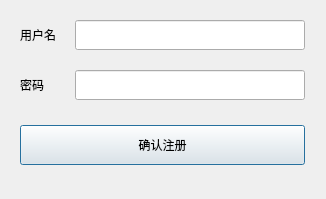
This is src/RegisterDialog.ui in jujuboakz/schedule-manager as Qt 5 draws it before an edit. The edited form follows.
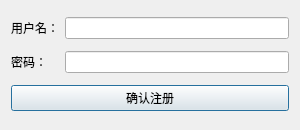
This is the edited form.

Commit message: 调整密码为不可视

What changed in the file:
```diff
--- a/src/RegisterDialog.ui
+++ b/src/RegisterDialog.ui
@@ -2,82 +2,15 @@
 <ui version="4.0">
  <class>RegisterDialog</class>
  <widget class="QDialog" name="RegisterDialog">
-  <property name="geometry">
-   <rect>
-    <x>0</x>
-    <y>0</y>
-    <width>326</width>
-    <height>199</height>
-   </rect>
-  </property>
-  <property name="windowTitle">
-   <string>注册新用户</string>
-  </property>
-  <widget class="QLabel" name="label_2">
-   <property name="geometry">
-    <rect>
-     <x>20</x>
-     <y>70</y>
-     <width>48</width>
-     <height>30</height>
-    </rect>
-   </property>
-   <property name="text">
-    <string>密码</string>
-   </property>
-  </widget>
-  <widget class="QLabel" name="label">
-   <property name="geometry">
-    <rect>
-     <x>20</x>
-     <y>20</y>
-     <width>48</width>
-     <height>30</height>
-    </rect>
-   </property>
-   <property name="text">
-    <string>用户名</string>
-   </property>
-  </widget>
-  <widget class="QPushButton" name="pushButton_Confirm">
-   <property name="geometry">
-    <rect>
-     <x>20</x>
-     <y>125</y>
-     <width>285</width>
-     <height>40</height>
-    </rect>
-   </property>
-   <property name="text">
-    <string>确认注册</string>
-   </property>
-  </widget>
-  <widget class="QLineEdit" name="lineEdit_Username">
-   <property name="geometry">
-    <rect>
-     <x>75</x>
-     <y>20</y>
-     <width>230</width>
-     <height>30</height>
-    </rect>
-   </property>
-  </widget>
-  <widget class="QLineEdit" name="lineEdit_Password">
-   <property name="geometry">
-    <rect>
-     <x>75</x>
-     <y>70</y>
-     <width>230</width>
-     <height>30</height>
-    </rect>
-   </property>
-   <property name="layoutDirection">
-    <enum>Qt::LeftToRight</enum>
-   </property>
-   <property name="echoMode">
-    <enum>QLineEdit::Normal</enum>
-   </property>
-  </widget>
+  <property name="geometry"><rect><x>0</x><y>0</y><width>300</width><height>130</height></rect></property>
+  <property name="windowTitle"><string>注册新用户</string></property>
+  <layout class="QGridLayout">
+   <item row="0" column="0"><widget class="QLabel" name="label"><property name="text"><string>用户名：</string></property></widget></item>
+   <item row="0" column="1"><widget class="QLineEdit" name="lineEdit_Username"/></item>
+   <item row="1" column="0"><widget class="QLabel" name="label_2"><property name="text"><string>密码：</string></property></widget></item>
+   <item row="1" column="1"><widget class="QLineEdit" name="lineEdit_Password"><property name="echoMode"><enum>QLineEdit::Password</enum></property></widget></item>
+   <item row="2" column="0" colspan="2"><widget class="QPushButton" name="pushButton_Confirm"><property name="text"><string>确认注册</string></property></widget></item>
+  </layout>
  </widget>
  <resources/>
  <connections/>
```
The commit also changes 1 other file.
